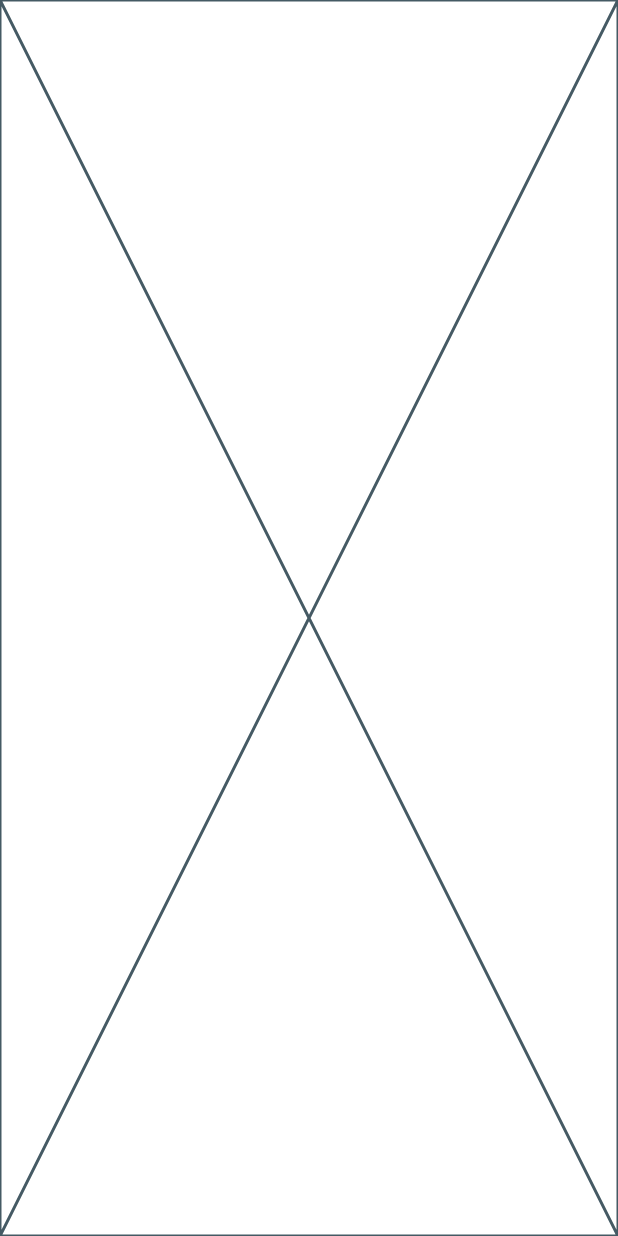
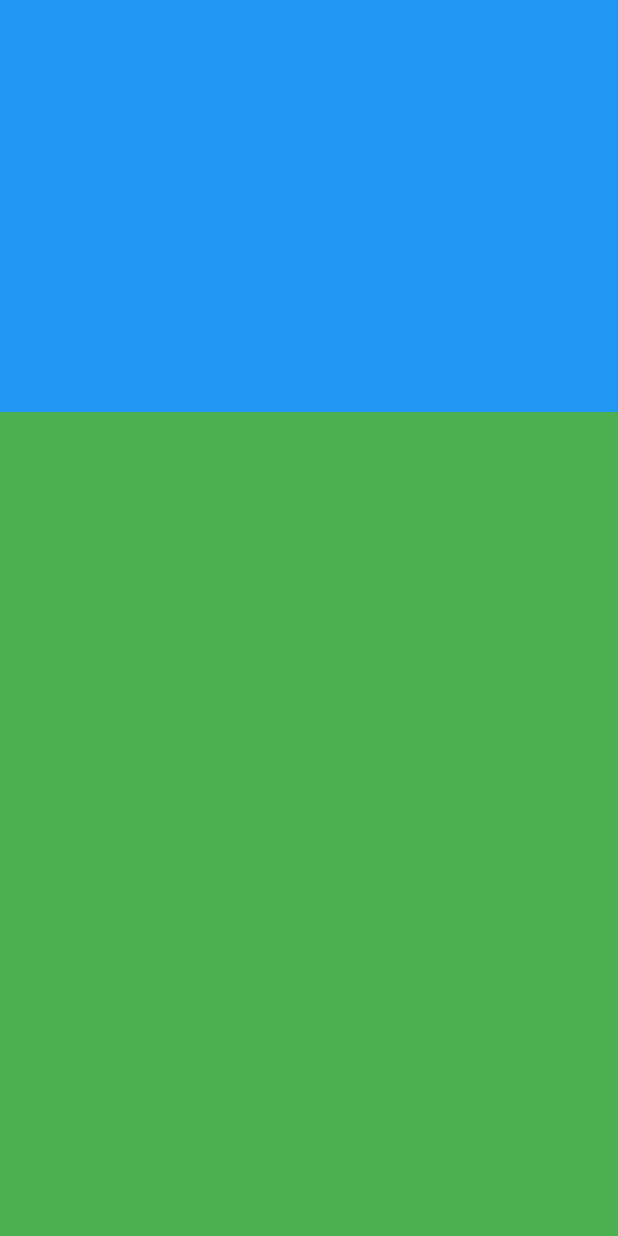
Before and after one commit to Mina176/ios_calculator, a Flutter app: the screen it shows after launch, on a phone screen of 412 x 824 dp. Run offline on Flutter 3.47's test engine with Material 3 defaults, Android fonts, the phone set to English and light mode, and no system bars.

Commit message:
adjusting the layout

```diff
--- /dev/null
+++ b/lib/Widgets/home_view.dart
@@ -0,0 +1,25 @@
+import 'package:flutter/material.dart';
+
+class HomeView extends StatelessWidget {
+  const HomeView({super.key});
+
+  @override
+  Widget build(BuildContext context) {
+    return Scaffold(
+      body: Column(children: [
+        Expanded(
+          flex: 1,
+          child: Container(
+            color: Colors.blue,
+          ),
+        ),
+        Expanded(
+          flex: 2,
+          child: Container(
+            color: Colors.green,
+          ),
+        )
+      ]),
+    );
+  }
+}
--- a/lib/main.dart
+++ b/lib/main.dart
@@ -1,4 +1,5 @@
 import 'package:flutter/material.dart';
+import 'package:ios_calculator/Widgets/home_view.dart';
 
 void main() {
   runApp(const IosCaclulator());
@@ -9,6 +10,9 @@ class IosCaclulator extends StatelessWidget {
 
   @override
   Widget build(BuildContext context) {
-    return const Placeholder();
+    return const MaterialApp(
+      debugShowCheckedModeBanner: false,
+      home: HomeView(),
+    );
   }
 }
```
